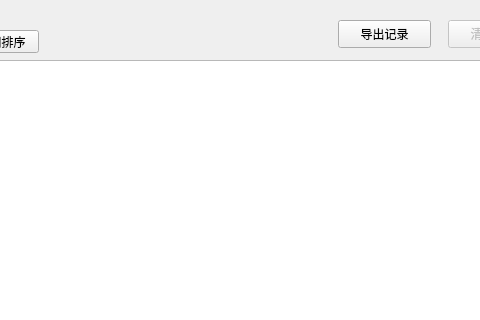
First picture: the form in appwindow.ui, repository ChenKS12138/lost_and_found, before the edit; both pictures show x 522 to 1002 and y 0 to 320 of the 1107 by 706 pixel window.
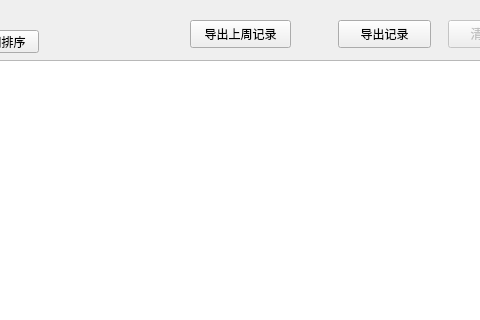
Second picture: the form after the edit.

Commit message: feat: add last recordd

Patch:
```diff
--- a/appwindow.ui
+++ b/appwindow.ui
@@ -178,6 +178,19 @@
      <string>导出记录</string>
     </property>
    </widget>
+   <widget class="QPushButton" name="export_last_week">
+    <property name="geometry">
+     <rect>
+      <x>712</x>
+      <y>20</y>
+      <width>101</width>
+      <height>28</height>
+     </rect>
+    </property>
+    <property name="text">
+     <string>导出上周记录</string>
+    </property>
+   </widget>
   </widget>
   <widget class="QMenuBar" name="menubar">
    <property name="geometry">
```
Left out of the diff: 2 changed lines with no effect on the pictures. The commit also changes 8 other files.
